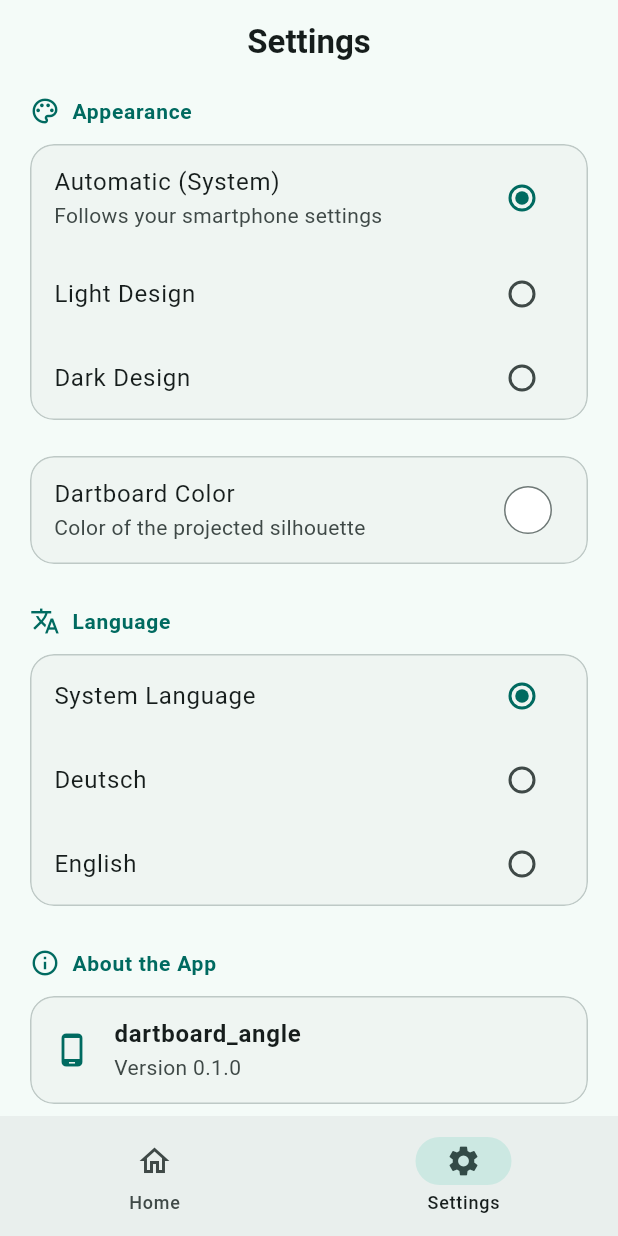
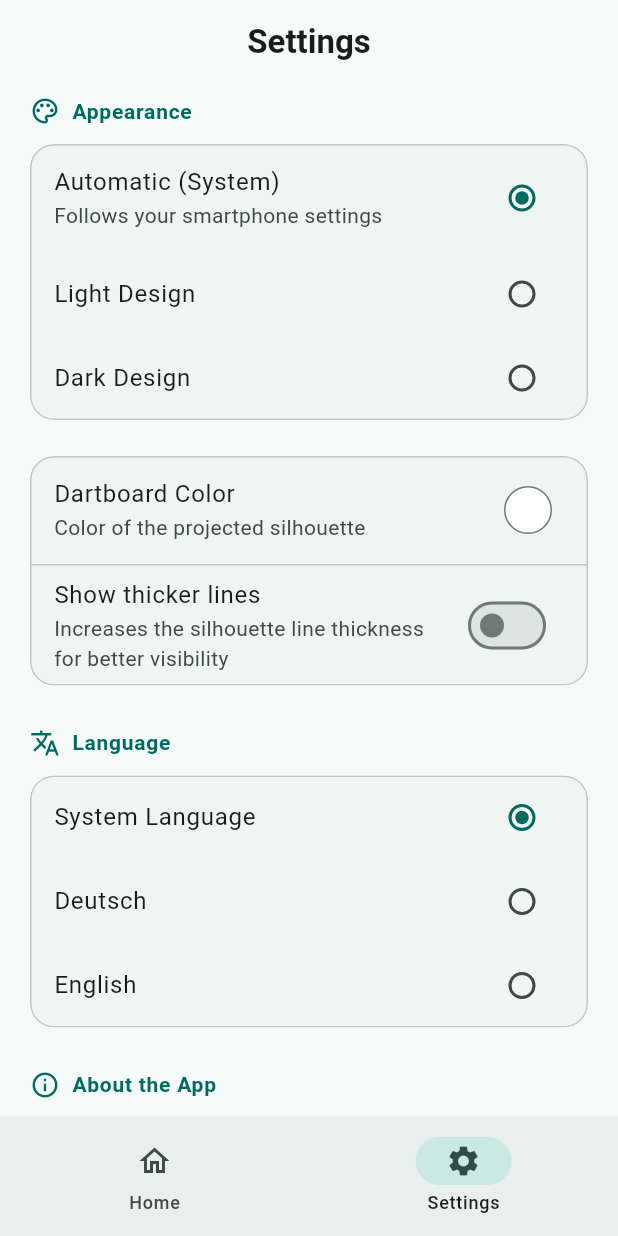
Before and after one commit to meydominic/dartboard_angle, a Flutter app: the screen it shows after launch, item 2 of the bottom bar chosen, on a phone screen of 412 x 824 dp. Run offline on Flutter 3.47's test engine with Material 3 defaults, Android fonts, the light colour scheme and no system bars; our stand-ins replace camera, flutter_colorpicker, flutter_riverpod, flutter_svg, package_info_plus, riverpod_annotation and 2 more; generated files the repository leaves out were written again.

Commit message:
Add thick lines toggle for dartboard

```diff
--- a/lib/constants/shared_pref_keys.dart
+++ b/lib/constants/shared_pref_keys.dart
@@ -3,4 +3,5 @@ abstract final class SharedPrefKeys {
   static const String appLocale = 'app_locale';
   static const String dartboardScale = 'dartboard_scale';
   static const String dartboardColor = 'dartboard_color';
+  static const String dartboardThickLines = 'dartboard_thick_lines';
 }
--- a/lib/l10n/app_de.arb
+++ b/lib/l10n/app_de.arb
@@ -44,5 +44,7 @@
   },
   "dartboardColor": "Dartscheiben-Farbe",
   "dartboardColorSub": "Farbe der projizierten Silhouette",
-  "pickColor": "Farbe wählen"
+  "pickColor": "Farbe wählen",
+  "dartboardThickLines": "Dickere Linien anzeigen",
+  "dartboardThickLinesSub": "Erhöht die Liniendicke der Silhouette für bessere Sichtbarkeit"
 }
--- a/lib/l10n/app_en.arb
+++ b/lib/l10n/app_en.arb
@@ -44,5 +44,7 @@
   },
   "dartboardColor": "Dartboard Color",
   "dartboardColorSub": "Color of the projected silhouette",
-  "pickColor": "Pick Color"
+  "pickColor": "Pick Color",
+  "dartboardThickLines": "Show thicker lines",
+  "dartboardThickLinesSub": "Increases the silhouette line thickness for better visibility"
 }
--- a/lib/l10n/app_localizations.dart
+++ b/lib/l10n/app_localizations.dart
@@ -241,6 +241,18 @@ abstract class AppLocalizations {
   /// In de, this message translates to:
   /// **'Farbe wählen'**
   String get pickColor;
+
+  /// No description provided for @dartboardThickLines.
+  ///
+  /// In de, this message translates to:
+  /// **'Dickere Linien anzeigen'**
+  String get dartboardThickLines;
+
+  /// No description provided for @dartboardThickLinesSub.
+  ///
+  /// In de, this message translates to:
+  /// **'Erhöht die Liniendicke der Silhouette für bessere Sichtbarkeit'**
+  String get dartboardThickLinesSub;
 }
 
 class _AppLocalizationsDelegate
--- a/lib/l10n/app_localizations_en.dart
+++ b/lib/l10n/app_localizations_en.dart
@@ -85,4 +85,11 @@ class AppLocalizationsEn extends AppLocalizations {
 
   @override
   String get pickColor => 'Pick Color';
+
+  @override
+  String get dartboardThickLines => 'Show thicker lines';
+
+  @override
+  String get dartboardThickLinesSub =>
+      'Increases the silhouette line thickness for better visibility';
 }
--- a/lib/screens/home_screen.dart
+++ b/lib/screens/home_screen.dart
@@ -22,6 +22,7 @@ class HomeScreen extends ConsumerWidget {
     final sensorAsync = ref.watch(dartboardRotationProvider);
     final scaleValue = ref.watch(dartboardScaleProvider);
     final dartboardColor = ref.watch(dartboardColorProvider);
+    final useThickLines = ref.watch(dartboardThickLinesProvider);
 
     final displaySize = MediaQuery.sizeOf(context);
     final maxDiameterFromWidth = displaySize.width;
@@ -84,7 +85,7 @@ class HomeScreen extends ConsumerWidget {
                       duration: const Duration(milliseconds: 200),
                       curve: Curves.easeOutCubic,
                       child: SvgPicture.asset(
-                        'assets/dartboard.svg',
+                        useThickLines ? 'assets/dartboard_thick.svg' : 'assets/dartboard.svg',
                         width: 300,
                         height: 300,
                         colorFilter: ColorFilter.mode(
--- a/lib/screens/settings_screen.dart
+++ b/lib/screens/settings_screen.dart
@@ -80,7 +80,9 @@ class SettingsScreen extends ConsumerWidget {
             ),
             color: colorScheme.surfaceContainerLow,
             clipBehavior: Clip.antiAlias,
-            child: ListTile(
+            child: Column(
+              children: [
+                ListTile(
                   title: Text(l10n.dartboardColor, style: theme.textTheme.bodyLarge),
                   subtitle: Text(l10n.dartboardColorSub, style: theme.textTheme.bodyMedium?.copyWith(color: colorScheme.onSurfaceVariant)),
                   trailing: Container(
@@ -122,6 +124,15 @@ class SettingsScreen extends ConsumerWidget {
 
                     ref.read(dartboardColorProvider.notifier).setColor(pickedColor);
                   },
+                ),
+                Divider(height: 1, color: colorScheme.outlineVariant),
+                SwitchListTile(
+                  title: Text(l10n.dartboardThickLines, style: theme.textTheme.bodyLarge),
+                  subtitle: Text(l10n.dartboardThickLinesSub, style: theme.textTheme.bodyMedium?.copyWith(color: colorScheme.onSurfaceVariant)),
+                  value: ref.watch(dartboardThickLinesProvider),
+                  onChanged: (isThick) => ref.read(dartboardThickLinesProvider.notifier).setThickLines(isThick),
+                ),
+              ],
             ),
           ),
 
--- a/pubspec.yaml
+++ b/pubspec.yaml
@@ -68,4 +68,4 @@ flutter:
   generate: true
 
   assets:
-    - assets/dartboard.svg
+    - assets/
```
Also changed, not shown: lib/l10n/app_localizations_de.dart (+7 -0 lines), lib/providers/app_settings_providers.dart (+21 -0 lines), assets/dartboard_thick.svg (added), lib/providers/app_settings_providers.g.dart. Lines whose indentation alone changed are shown as unchanged.
